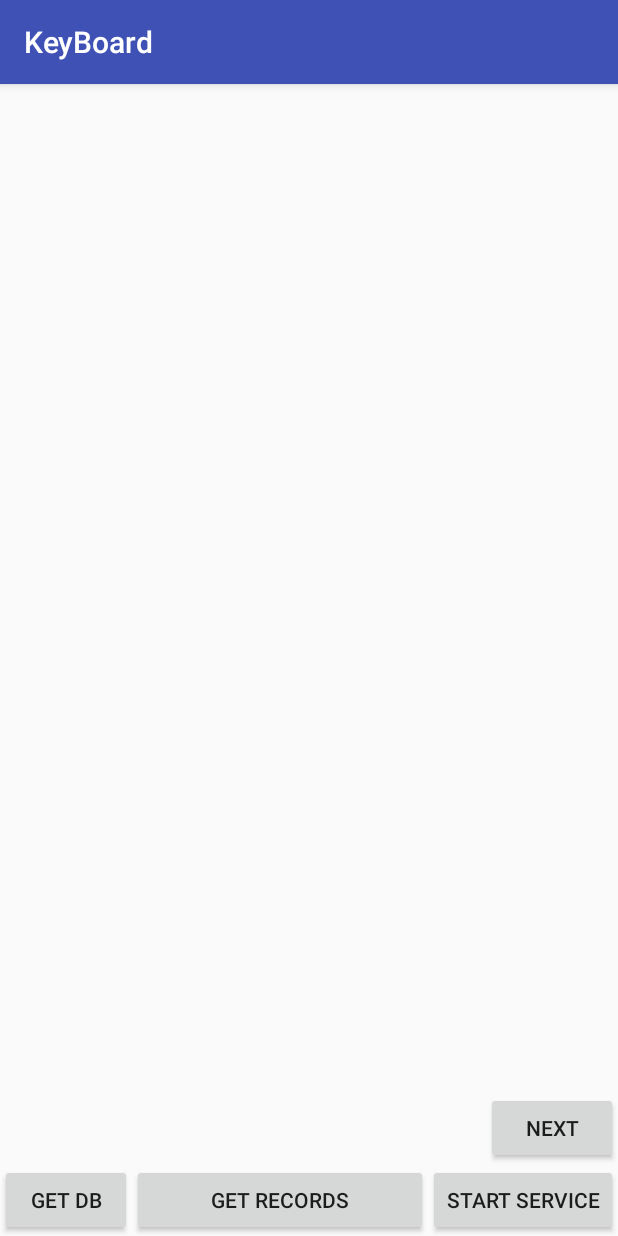
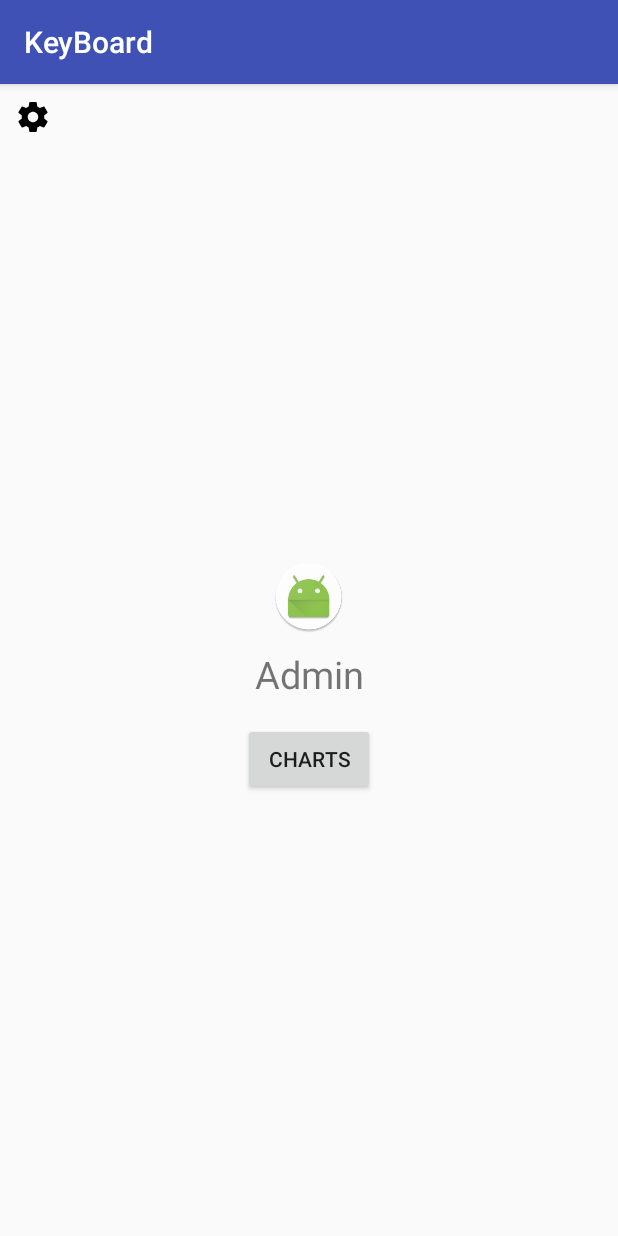
Before and after one commit to Ruslanio/KeyBoard, an Android app: the MainActivity screen opened directly, with no data from a screen before it, on a phone screen of 412 x 824 dp. Run offline under Robolectric (Android 15) with nearby library versions, the phone set to English and light mode, and no system bars; our stand-ins replace RxJava; libraries missing offline, so code that uses them is left out: com.jakewharton.retrofit2.

Commit message:
keyboard in russian, few fixes

```diff
--- a/app/src/main/java/com/example/ruslanio/keyboard/ChartActivity.java
+++ b/app/src/main/java/com/example/ruslanio/keyboard/ChartActivity.java
@@ -109,9 +109,9 @@ public class ChartActivity extends AppCompatActivity {
         @Override
         public CharSequence getPageTitle(int position) {
             if (position == 0)
+                return TITLE_YESTERDAY;
+            else
                 return TITLE_TODAY;
-            else
-                return TITLE_YESTERDAY;
         }
     }
 }
--- a/app/src/main/java/com/example/ruslanio/keyboard/LoginActivity.java
+++ b/app/src/main/java/com/example/ruslanio/keyboard/LoginActivity.java
@@ -30,8 +30,8 @@ public class LoginActivity extends AppCompatActivity {
         mPassword= (TextInputEditText) findViewById(R.id.password);
 
         mSignIn.setOnClickListener(v -> {
-            if("admin".equals(mLogin.getText().toString().trim())
-                    && "admin".equals(mPassword.getText().toString().trim())){
+            if("1234".equals(mLogin.getText().toString().trim())
+                    && "1234".equals(mPassword.getText().toString().trim())){
                 startActivity(new Intent(this,MainActivity.class));
                 finish();
             }else {
--- a/app/src/main/java/com/example/ruslanio/keyboard/MainActivity.java
+++ b/app/src/main/java/com/example/ruslanio/keyboard/MainActivity.java
@@ -34,6 +34,8 @@ public class MainActivity extends AppCompatActivity{
     private Button mNext;
     private ApiManager mApiManager;
 
+    private Button mCharts;
+
     private DBHelper mDBHelper;
 
 
@@ -44,57 +46,64 @@ public class MainActivity extends AppCompatActivity{
         mDBHelper = new DBHelper(getApplicationContext());
         mApiManager = ApiManager.getInstance();
 
-        mGetBb = (Button) findViewById(R.id.btn_get_db);
-        mResult = (TextView) findViewById(R.id.result);
-        mStartService = (Button) findViewById(R.id.btn_start_service);
-        mGetRecords = (Button) findViewById(R.id.btn_get_records);
-        mNext = (Button) findViewById(R.id.btn_next);
+        mCharts = (Button) findViewById(R.id.charts);
 
-        mStartService.setOnClickListener(btn -> {
-            System.out.println("onReceive()");
-            startService(new Intent(MainActivity.this,TransmitterService.class));
-        });
-
-        mNext.setOnClickListener(btn -> {
-            Intent intent = new Intent(MainActivity.this,ChartActivity.class);
+        mCharts.setOnClickListener(btn -> {
+            Intent intent = new Intent(MainActivity.this, ChartActivity.class);
             startActivity(intent);
         });
 
-        mGetBb.setOnClickListener(btn -> {
-            SQLiteDatabase db = mDBHelper.getReadableDatabase();
-            Cursor cursor = db.query(DBHelper.TEXT_ENTITY_TABLE_NAME, null,null,null,null,null,null);
-            if (cursor.moveToFirst()){
-                int id = cursor.getColumnIndex(DBHelper.TextEntityTable.TEXT_ENTITY_ID);
-                int text = cursor.getColumnIndex(DBHelper.TextEntityTable.TEXT_ENTITY_TEXT);
-                int status = cursor.getColumnIndex(DBHelper.TextEntityTable.TEXT_ENTITY_STATUS);
+//        mGetBb = (Button) findViewById(R.id.btn_get_db);
+//        mResult = (TextView) findViewById(R.id.result);
+//        mStartService = (Button) findViewById(R.id.btn_start_service);
+//        mGetRecords = (Button) findViewById(R.id.btn_get_records);
+//        mNext = (Button) findViewById(R.id.btn_next);
 
-                StringBuilder builder = new StringBuilder();
-
-                do {
-                    builder.append("ID = ").append(cursor.getInt(id)).append("\n")
-                            .append("TEXT = ").append(cursor.getString(text)).append("\n")
-                            .append("STATUS = ").append(cursor.getInt(status)).append("\n");
-                } while (cursor.moveToNext());
-
-                mResult.setText(builder.toString());
-            } else {
-                Toast.makeText(this,"no data",Toast.LENGTH_SHORT).show();
-            }
-        });
-
-        mGetRecords.setOnClickListener(btn -> {
-            mApiManager.getData()
-                    .observeOn(AndroidSchedulers.mainThread())
-                    .subscribe(serverResponce -> {
-                        List<Result> results = serverResponce.getResult();
-                        StringBuilder builder = new StringBuilder();
-                        for (Result result: results){
-                            builder.append("value : ").append(result.getValue()).append("\n")
-                                    .append("date : ").append(result.getDate()).append("\n");
-                        }
-                        mResult.setText(builder.toString());
-                    });
-        });
+//        mStartService.setOnClickListener(btn -> {
+//            System.out.println("onReceive()");
+//            startService(new Intent(MainActivity.this,TransmitterService.class));
+//        });
+//
+//        mNext.setOnClickListener(btn -> {
+//            Intent intent = new Intent(MainActivity.this,ChartActivity.class);
+//            startActivity(intent);
+//        });
+//
+//        mGetBb.setOnClickListener(btn -> {
+//            SQLiteDatabase db = mDBHelper.getReadableDatabase();
+//            Cursor cursor = db.query(DBHelper.TEXT_ENTITY_TABLE_NAME, null,null,null,null,null,null);
+//            if (cursor.moveToFirst()){
+//                int id = cursor.getColumnIndex(DBHelper.TextEntityTable.TEXT_ENTITY_ID);
+//                int text = cursor.getColumnIndex(DBHelper.TextEntityTable.TEXT_ENTITY_TEXT);
+//                int status = cursor.getColumnIndex(DBHelper.TextEntityTable.TEXT_ENTITY_STATUS);
+//
+//                StringBuilder builder = new StringBuilder();
+//
+//                do {
+//                    builder.append("ID = ").append(cursor.getInt(id)).append("\n")
+//                            .append("TEXT = ").append(cursor.getString(text)).append("\n")
+//                            .append("STATUS = ").append(cursor.getInt(status)).append("\n");
+//                } while (cursor.moveToNext());
+//
+//                mResult.setText(builder.toString());
+//            } else {
+//                Toast.makeText(this,"no data",Toast.LENGTH_SHORT).show();
+//            }
+//        });
+//
+//        mGetRecords.setOnClickListener(btn -> {
+//            mApiManager.getData()
+//                    .observeOn(AndroidSchedulers.mainThread())
+//                    .subscribe(serverResponce -> {
+//                        List<Result> results = serverResponce.getResult();
+//                        StringBuilder builder = new StringBuilder();
+//                        for (Result result: results){
+//                            builder.append("value : ").append(result.getValue()).append("\n")
+//                                    .append("date : ").append(result.getDate()).append("\n");
+//                        }
+//                        mResult.setText(builder.toString());
+//                    });
+//        });
 
 
     }
--- a/app/src/main/java/com/example/ruslanio/keyboard/util/DateManager.java
+++ b/app/src/main/java/com/example/ruslanio/keyboard/util/DateManager.java
@@ -39,7 +39,7 @@ public class DateManager {
         Calendar calendar = Calendar.getInstance();
         int day = calendar.get(Calendar.DAY_OF_MONTH);
         DateObject dateObject = parseDate(date);
-        if (dateObject.getDay()-1  == day)
+        if (dateObject.getDay() == day - 1)
             return true;
         else
             return false;
--- /dev/null
+++ b/app/src/main/res/drawable/ic_settings_black_24dp.xml
@@ -0,0 +1,9 @@
+<vector xmlns:android="http://schemas.android.com/apk/res/android"
+        android:width="24dp"
+        android:height="24dp"
+        android:viewportWidth="24.0"
+        android:viewportHeight="24.0">
+    <path
+        android:fillColor="#FF000000"
+        android:pathData="M19.43,12.98c0.04,-0.32 0.07,-0.64 0.07,-0.98s-0.03,-0.66 -0.07,-0.98l2.11,-1.65c0.19,-0.15 0.24,-0.42 0.12,-0.64l-2,-3.46c-0.12,-0.22 -0.39,-0.3 -0.61,-0.22l-2.49,1c-0.52,-0.4 -1.08,-0.73 -1.69,-0.98l-0.38,-2.65C14.46,2.18 14.25,2 14,2h-4c-0.25,0 -0.46,0.18 -0.49,0.42l-0.38,2.65c-0.61,0.25 -1.17,0.59 -1.69,0.98l-2.49,-1c-0.23,-0.09 -0.49,0 -0.61,0.22l-2,3.46c-0.13,0.22 -0.07,0.49 0.12,0.64l2.11,1.65c-0.04,0.32 -0.07,0.65 -0.07,0.98s0.03,0.66 0.07,0.98l-2.11,1.65c-0.19,0.15 -0.24,0.42 -0.12,0.64l2,3.46c0.12,0.22 0.39,0.3 0.61,0.22l2.49,-1c0.52,0.4 1.08,0.73 1.69,0.98l0.38,2.65c0.03,0.24 0.24,0.42 0.49,0.42h4c0.25,0 0.46,-0.18 0.49,-0.42l0.38,-2.65c0.61,-0.25 1.17,-0.59 1.69,-0.98l2.49,1c0.23,0.09 0.49,0 0.61,-0.22l2,-3.46c0.12,-0.22 0.07,-0.49 -0.12,-0.64l-2.11,-1.65zM12,15.5c-1.93,0 -3.5,-1.57 -3.5,-3.5s1.57,-3.5 3.5,-3.5 3.5,1.57 3.5,3.5 -1.57,3.5 -3.5,3.5z"/>
+</vector>
--- a/app/src/main/res/layout/activity_main.xml
+++ b/app/src/main/res/layout/activity_main.xml
@@ -1,49 +1,55 @@
 <?xml version="1.0" encoding="utf-8"?>
-<RelativeLayout xmlns:android="http://schemas.android.com/apk/res/android"
+<LinearLayout xmlns:android="http://schemas.android.com/apk/res/android"
                 xmlns:app="http://schemas.android.com/apk/res-auto"
                 xmlns:tools="http://schemas.android.com/tools"
                 android:layout_width="match_parent"
                 android:layout_height="match_parent"
+              android:orientation="vertical"
                 tools:context="com.example.ruslanio.keyboard.MainActivity">
 
-    <Button
-        android:text="Get db"
-        android:id="@+id/btn_get_db"
-        android:layout_width="wrap_content"
-        android:layout_height="wrap_content"
-        android:layout_alignParentBottom="true"/>
 
-    <Button
-        android:text="start service"
-        android:id="@+id/btn_start_service"
-        android:layout_width="wrap_content"
-        android:layout_height="wrap_content"
-        android:layout_alignParentBottom="true"
-        android:layout_alignParentRight="true"/>
-
-
-    <Button
-        android:text="get records"
-        android:id="@+id/btn_get_records"
-        android:layout_alignParentBottom="true"
-        android:layout_width="wrap_content"
-        android:layout_toLeftOf="@id/btn_start_service"
-        android:layout_toRightOf="@id/btn_get_db"
-        android:layout_height="wrap_content"/>
-
-    <Button
-        android:id="@+id/btn_next"
-        android:text="NEXT"
+    <ImageButton
+        android:layout_margin="10dp"
+        android:id="@+id/settings"
+        android:background="@color/transparent"
+        android:src="@drawable/ic_settings_black_24dp"
         android:layout_alignParentRight="true"
-        android:layout_above="@id/btn_get_db"
         android:layout_width="wrap_content"
         android:layout_height="wrap_content"/>
 
-    <TextView
-        android:id="@+id/result"
+    <LinearLayout
+        android:orientation="vertical"
+        android:gravity="center"
+        android:paddingBottom="20dp"
         android:layout_width="match_parent"
-        android:layout_height="wrap_content"
-        android:padding="10dp"
-        android:textSize="15sp"/>
+        android:layout_height="match_parent">
 
-</RelativeLayout>
+        <ImageView
+            android:id="@+id/user_avatar"
+            android:layout_above="@id/username"
+            android:src="@mipmap/ic_launcher_round"
+            android:layout_marginBottom="10dp"
+            android:layout_centerHorizontal="true"
+            android:layout_width="wrap_content"
+            android:layout_height="wrap_content"/>
+
+        <TextView
+            android:id="@+id/username"
+            android:layout_width="match_parent"
+            android:layout_height="wrap_content"
+            android:gravity="center"
+            android:text="Admin"
+            android:textSize="25sp"/>
+
+        <Button
+            android:id="@+id/charts"
+            android:layout_width="wrap_content"
+            android:layout_height="wrap_content"
+            android:layout_below="@id/username"
+            android:layout_centerHorizontal="true"
+            android:layout_marginTop="15dp"
+            android:text="charts"/>
+    </LinearLayout>
+
+
+</LinearLayout>
--- a/app/src/main/res/values/colors.xml
+++ b/app/src/main/res/values/colors.xml
@@ -3,4 +3,7 @@
     <color name="colorPrimary">#3F51B5</color>
     <color name="colorPrimaryDark">#303F9F</color>
     <color name="colorAccent">#FF4081</color>
+
+    <color name="transparent">#00ffffff</color>
+
 </resources>
```
Also changed, not shown: app/src/main/java/com/example/ruslanio/keyboard/SimpleIME.java (+8 -6 lines), app/src/main/res/drawable/ic_person.xml (added, +9 -0 lines), app/src/main/res/xml/qwerty.xml (+32 -26 lines).
